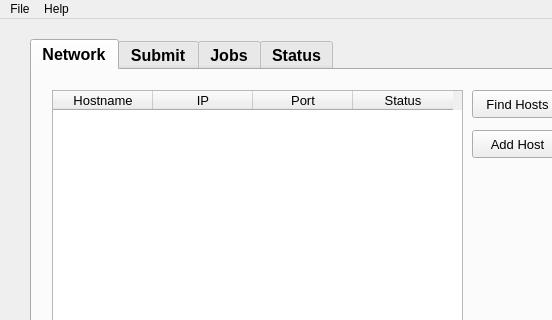
Qt form QtDesigner/RC1.ui (opalmer/pyfarm) before a commit; both pictures show x 0 to 552 and y 0 to 320 of the 1243 by 448 pixel window.
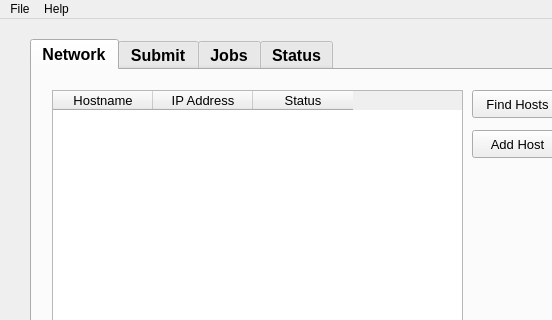
The same form after that commit.

The edit to the form file:
```diff
--- a/QtDesigner/RC1.ui
+++ b/QtDesigner/RC1.ui
@@ -77,12 +77,7 @@
          </column>
          <column>
           <property name="text" >
-           <string>IP</string>
-          </property>
-         </column>
-         <column>
-          <property name="text" >
-           <string>Port</string>
+           <string>IP Address</string>
           </property>
          </column>
          <column>
```
Left out of the diff: 12 changed lines with no effect on the pictures.
